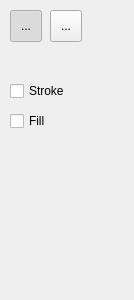
First picture: the form in src/toolSettings/pointersettingswidget.ui, repository PhotoFlare/photoflare, before the edit.
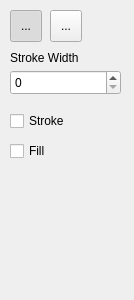
Second picture: the form after the edit. Icons and pictures are not drawn.

Commit message: Added stroke width to pointertool settings

```diff
--- a/src/toolSettings/pointersettingswidget.ui
+++ b/src/toolSettings/pointersettingswidget.ui
@@ -46,7 +46,7 @@
    <property name="geometry">
     <rect>
      <x>10</x>
-     <y>80</y>
+     <y>110</y>
      <width>97</width>
      <height>22</height>
     </rect>
@@ -59,7 +59,7 @@
    <property name="geometry">
     <rect>
      <x>10</x>
-     <y>110</y>
+     <y>140</y>
      <width>97</width>
      <height>22</height>
     </rect>
@@ -88,6 +88,29 @@
     <bool>true</bool>
    </property>
   </widget>
+  <widget class="QSpinBox" name="strokeWidth">
+   <property name="geometry">
+    <rect>
+     <x>10</x>
+     <y>70</y>
+     <width>111</width>
+     <height>25</height>
+    </rect>
+   </property>
+  </widget>
+  <widget class="QLabel" name="label">
+   <property name="geometry">
+    <rect>
+     <x>10</x>
+     <y>50</y>
+     <width>111</width>
+     <height>16</height>
+    </rect>
+   </property>
+   <property name="text">
+    <string>Stroke Width</string>
+   </property>
+  </widget>
  </widget>
  <resources>
   <include location="../../Icons.qrc"/>
```
The commit also changes 2 other files.
